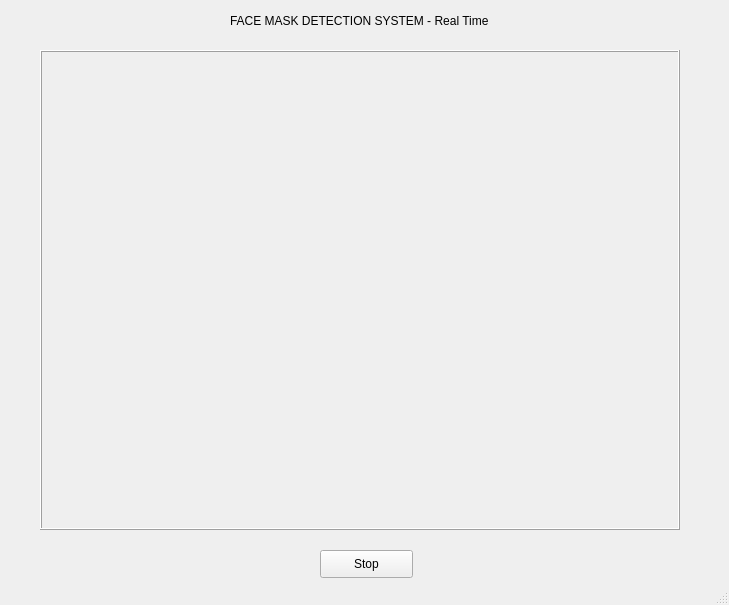
This is mask_detection.ui in ahanafrakin/face_mask_detection as Qt 5 draws it before an edit. The edited form follows.
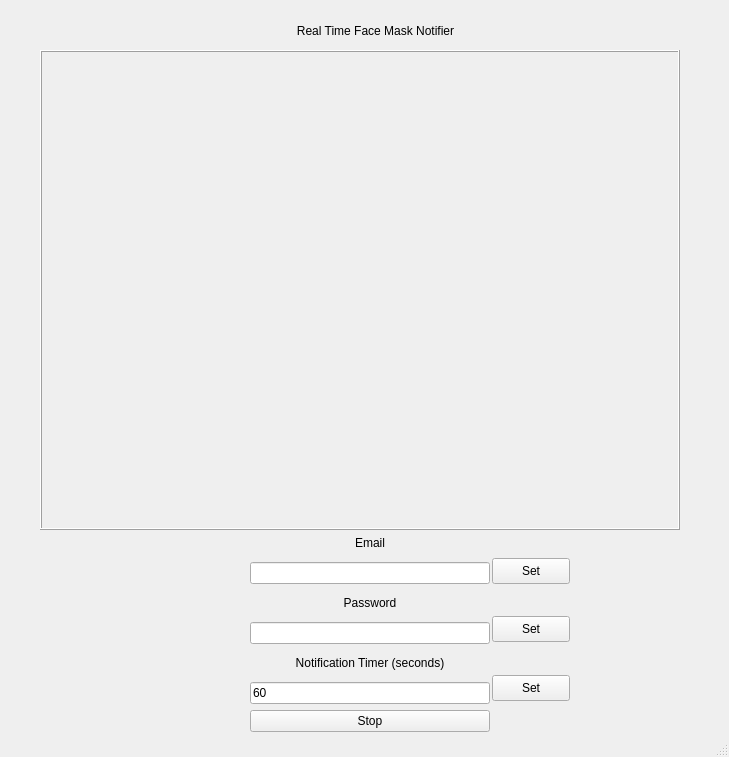
This is the edited form.

```diff
--- a/mask_detection.ui
+++ b/mask_detection.ui
@@ -7,7 +7,7 @@
     <x>0</x>
     <y>0</y>
     <width>729</width>
-    <height>605</height>
+    <height>757</height>
    </rect>
   </property>
   <property name="windowTitle">
@@ -21,27 +21,17 @@
    <widget class="QLabel" name="TitleLabel">
     <property name="geometry">
      <rect>
-      <x>230</x>
-      <y>0</y>
+      <x>235</x>
+      <y>10</y>
       <width>281</width>
       <height>41</height>
      </rect>
     </property>
     <property name="text">
-     <string>FACE MASK DETECTION SYSTEM - Real Time</string>
+     <string>Real Time Face Mask Notifier</string>
     </property>
-   </widget>
-   <widget class="QPushButton" name="pushButton">
-    <property name="geometry">
-     <rect>
-      <x>320</x>
-      <y>550</y>
-      <width>93</width>
-      <height>28</height>
-     </rect>
-    </property>
-    <property name="text">
-     <string>Stop</string>
+    <property name="alignment">
+     <set>Qt::AlignCenter</set>
     </property>
    </widget>
    <widget class="QLabel" name="cameraOutput">
@@ -63,6 +53,138 @@
      <string/>
     </property>
    </widget>
+   <widget class="QPushButton" name="pushButton_email">
+    <property name="geometry">
+     <rect>
+      <x>492</x>
+      <y>558</y>
+      <width>78</width>
+      <height>26</height>
+     </rect>
+    </property>
+    <property name="text">
+     <string>Set</string>
+    </property>
+   </widget>
+   <widget class="QPushButton" name="pushButton_password">
+    <property name="geometry">
+     <rect>
+      <x>492</x>
+      <y>616</y>
+      <width>78</width>
+      <height>26</height>
+     </rect>
+    </property>
+    <property name="text">
+     <string>Set</string>
+    </property>
+   </widget>
+   <widget class="QPushButton" name="pushButton_password_2">
+    <property name="geometry">
+     <rect>
+      <x>492</x>
+      <y>675</y>
+      <width>78</width>
+      <height>26</height>
+     </rect>
+    </property>
+    <property name="text">
+     <string>Set</string>
+    </property>
+   </widget>
+   <widget class="QWidget" name="">
+    <property name="geometry">
+     <rect>
+      <x>250</x>
+      <y>530</y>
+      <width>240</width>
+      <height>202</height>
+     </rect>
+    </property>
+    <layout class="QVBoxLayout" name="verticalLayout_4">
+     <item>
+      <layout class="QVBoxLayout" name="verticalLayout">
+       <item>
+        <widget class="QLabel" name="label_email">
+         <property name="text">
+          <string>Email</string>
+         </property>
+         <property name="alignment">
+          <set>Qt::AlignCenter</set>
+         </property>
+        </widget>
+       </item>
+       <item>
+        <layout class="QHBoxLayout" name="horizontalLayout">
+         <item>
+          <widget class="QLineEdit" name="lineEdit"/>
+         </item>
+        </layout>
+       </item>
+      </layout>
+     </item>
+     <item>
+      <layout class="QVBoxLayout" name="verticalLayout_3">
+       <item>
+        <widget class="QLabel" name="label_password">
+         <property name="text">
+          <string>Password</string>
+         </property>
+         <property name="alignment">
+          <set>Qt::AlignCenter</set>
+         </property>
+        </widget>
+       </item>
+       <item>
+        <layout class="QHBoxLayout" name="horizontalLayout_3">
+         <item>
+          <widget class="QLineEdit" name="lineEdit_2">
+           <property name="echoMode">
+            <enum>QLineEdit::Password</enum>
+           </property>
+          </widget>
+         </item>
+        </layout>
+       </item>
+      </layout>
+     </item>
+     <item>
+      <layout class="QVBoxLayout" name="verticalLayout_5">
+       <item>
+        <widget class="QLabel" name="label_notificationTimer">
+         <property name="text">
+          <string>Notification Timer (seconds)</string>
+         </property>
+         <property name="alignment">
+          <set>Qt::AlignCenter</set>
+         </property>
+        </widget>
+       </item>
+       <item>
+        <layout class="QHBoxLayout" name="horizontalLayout_4">
+         <item>
+          <widget class="QLineEdit" name="lineEdit_notificationTimer">
+           <property name="text">
+            <string>60</string>
+           </property>
+           <property name="echoMode">
+            <enum>QLineEdit::Normal</enum>
+           </property>
+          </widget>
+         </item>
+        </layout>
+       </item>
+      </layout>
+     </item>
+     <item>
+      <widget class="QPushButton" name="pushButton_stop">
+       <property name="text">
+        <string>Stop</string>
+       </property>
+      </widget>
+     </item>
+    </layout>
+   </widget>
    <zorder>cameraOutput</zorder>
    <zorder>TitleLabel</zorder>
    <zorder>pushButton</zorder>
```
Left out of the diff: 11 changed lines with no effect on the pictures.
